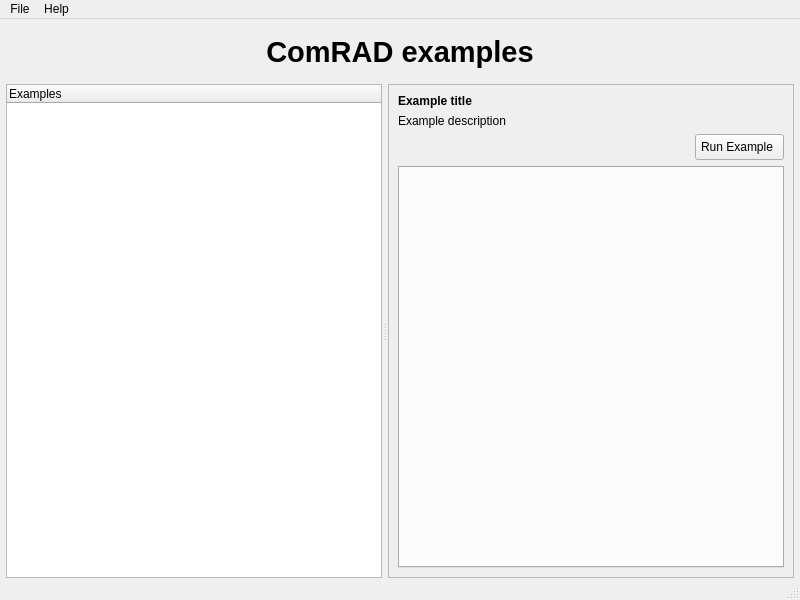
Old version of the form comrad/examples/main.ui in the repository jfpatrick/accsoft-gui-rad-comrad.
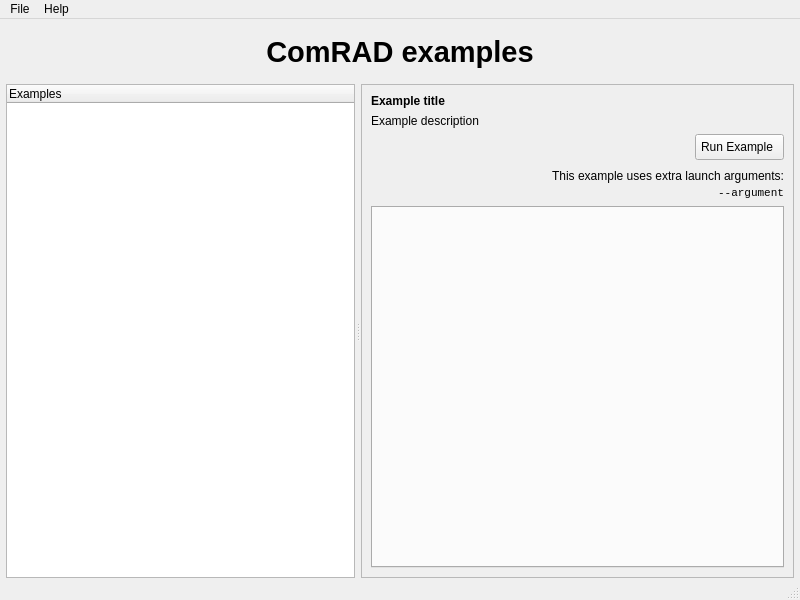
New version of the form. Icons and pictures are not drawn.

Commit message: Giving feedback about extra launch arguments

```diff
--- a/comrad/examples/main.ui
+++ b/comrad/examples/main.ui
@@ -223,6 +223,117 @@
               </item>
              </layout>
             </item>
+            <item>
+             <widget class="QFrame" name="arg_frame">
+              <property name="frameShape">
+               <enum>QFrame::NoFrame</enum>
+              </property>
+              <property name="frameShadow">
+               <enum>QFrame::Plain</enum>
+              </property>
+              <layout class="QVBoxLayout" name="verticalLayout_4">
+               <property name="spacing">
+                <number>0</number>
+               </property>
+               <property name="leftMargin">
+                <number>0</number>
+               </property>
+               <property name="topMargin">
+                <number>0</number>
+               </property>
+               <property name="rightMargin">
+                <number>0</number>
+               </property>
+               <property name="bottomMargin">
+                <number>0</number>
+               </property>
+               <item>
+                <layout class="QHBoxLayout" name="horizontalLayout">
+                 <item>
+                  <spacer name="horizontalSpacer_2">
+                   <property name="orientation">
+                    <enum>Qt::Horizontal</enum>
+                   </property>
+                   <property name="sizeHint" stdset="0">
+                    <size>
+                     <width>40</width>
+                     <height>20</height>
+                    </size>
+                   </property>
+                  </spacer>
+                 </item>
+                 <item>
+                  <widget class="QLabel" name="alert_icon_lbl">
+                   <property name="sizePolicy">
+                    <sizepolicy hsizetype="Minimum" vsizetype="Preferred">
+                     <horstretch>0</horstretch>
+                     <verstretch>0</verstretch>
+                    </sizepolicy>
+                   </property>
+                   <property name="minimumSize">
+                    <size>
+                     <width>20</width>
+                     <height>20</height>
+                    </size>
+                   </property>
+                   <property name="text">
+                    <string/>
+                   </property>
+                  </widget>
+                 </item>
+                 <item>
+                  <spacer name="horizontalSpacer_3">
+                   <property name="orientation">
+                    <enum>Qt::Horizontal</enum>
+                   </property>
+                   <property name="sizeType">
+                    <enum>QSizePolicy::Fixed</enum>
+                   </property>
+                   <property name="sizeHint" stdset="0">
+                    <size>
+                     <width>5</width>
+                     <height>20</height>
+                    </size>
+                   </property>
+                  </spacer>
+                 </item>
+                 <item>
+                  <widget class="QLabel" name="label_3">
+                   <property name="sizePolicy">
+                    <sizepolicy hsizetype="Minimum" vsizetype="Preferred">
+                     <horstretch>0</horstretch>
+                     <verstretch>0</verstretch>
+                    </sizepolicy>
+                   </property>
+                   <property name="text">
+                    <string>This example uses extra launch arguments:</string>
+                   </property>
+                   <property name="alignment">
+                    <set>Qt::AlignRight|Qt::AlignTrailing|Qt::AlignVCenter</set>
+                   </property>
+                  </widget>
+                 </item>
+                </layout>
+               </item>
+               <item>
+                <widget class="QLabel" name="arg_lbl">
+                 <property name="font">
+                  <font>
+                   <family>Monospace</family>
+                   <pointsize>8</pointsize>
+                  </font>
+                 </property>
+                 <property name="text">
+                  <string>--argument</string>
+                 </property>
+                 <property name="alignment">
+                  <set>Qt::AlignRight|Qt::AlignTrailing|Qt::AlignVCenter</set>
+                 </property>
+                </widget>
+               </item>
+              </layout>
+             </widget>
+            </item>
             <item>
              <widget class="QTabWidget" name="tabs">
               <property name="currentIndex">
```
The commit also changes 1 other file.
